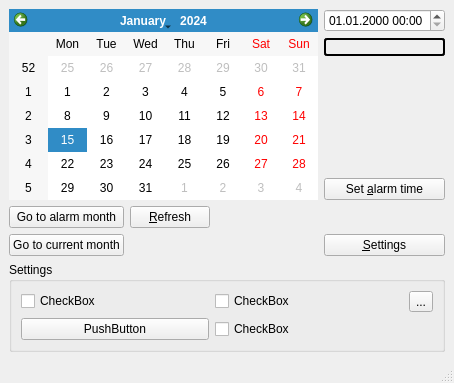
Qt form src/gui/ui/mainwindow.ui (flexoid/QRtcAlarm) before a commit.
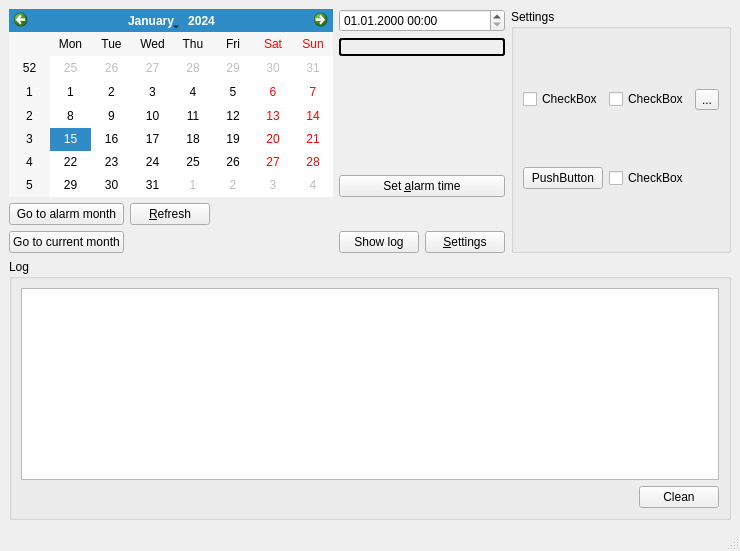
The same form after that commit. Custom widgets are drawn as their Qt base class.

Diff of the .ui file:
```diff
--- a/src/gui/ui/mainwindow.ui
+++ b/src/gui/ui/mainwindow.ui
@@ -9,8 +9,8 @@
    <rect>
     <x>0</x>
     <y>0</y>
-    <width>454</width>
-    <height>383</height>
+    <width>740</width>
+    <height>551</height>
    </rect>
   </property>
   <property name="sizePolicy">
@@ -44,8 +44,8 @@
      <verstretch>0</verstretch>
     </sizepolicy>
    </property>
-   <layout class="QVBoxLayout" name="verticalLayout">
-    <item>
+   <layout class="QGridLayout" name="gridLayout_4">
+    <item row="0" column="0">
      <layout class="QGridLayout" name="gridLayout">
       <item row="0" column="3">
        <widget class="QDateTimeEdit" name="dateTimeEdit">
@@ -119,16 +119,6 @@
         </property>
        </widget>
       </item>
-      <item row="5" column="3">
-       <widget class="QPushButton" name="settingsButton">
-        <property name="text">
-         <string>&amp;Settings</string>
-        </property>
-        <property name="checkable">
-         <bool>true</bool>
-        </property>
-       </widget>
-      </item>
       <item row="4" column="2" rowspan="2">
        <spacer name="horizontalSpacer">
         <property name="orientation">
@@ -149,9 +139,36 @@
         </property>
        </widget>
       </item>
+      <item row="5" column="3">
+       <layout class="QHBoxLayout" name="horizontalLayout">
+        <item>
+         <widget class="QPushButton" name="showLogButton">
+          <property name="text">
+           <string>Show log</string>
+          </property>
+          <property name="checkable">
+           <bool>true</bool>
+          </property>
+          <property name="checked">
+           <bool>false</bool>
+          </property>
+         </widget>
+        </item>
+        <item>
+         <widget class="QPushButton" name="settingsButton">
+          <property name="text">
+           <string>&amp;Settings</string>
+          </property>
+          <property name="checkable">
+           <bool>true</bool>
+          </property>
+         </widget>
+        </item>
+       </layout>
+      </item>
      </layout>
     </item>
-    <item>
+    <item row="0" column="1">
      <widget class="QGroupBox" name="settingsBox">
       <property name="title">
        <string>Settings</string>
@@ -201,6 +218,38 @@
       </layout>
      </widget>
     </item>
+    <item row="1" column="0" colspan="2">
+     <widget class="QGroupBox" name="logBox">
+      <property name="title">
+       <string>Log</string>
+      </property>
+      <layout class="QGridLayout" name="gridLayout_3">
+       <item row="1" column="2">
+        <widget class="QPushButton" name="cleanLogButton">
+         <property name="text">
+          <string>Clean</string>
+         </property>
+        </widget>
+       </item>
+       <item row="1" column="1">
+        <spacer name="horizontalSpacer_2">
+         <property name="orientation">
+          <enum>Qt::Horizontal</enum>
+         </property>
+         <property name="sizeHint" stdset="0">
+          <size>
+           <width>40</width>
+           <height>20</height>
+          </size>
+         </property>
+        </spacer>
+       </item>
+       <item row="0" column="0" colspan="3">
+        <widget class="QListWidget" name="logListWidget"/>
+       </item>
+      </layout>
+     </widget>
+    </item>
    </layout>
   </widget>
   <widget class="QMenuBar" name="menubar">
```
Left out of the diff: 2 changed lines with no effect on the pictures.
